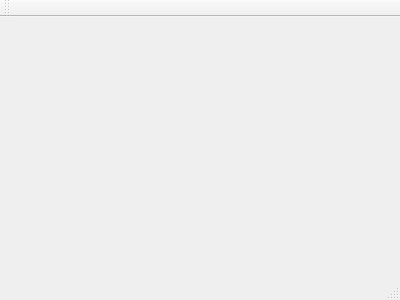
The window that src/mainwindow.ui (openfiber/OpenFiber) describes before a commit, drawn with Qt 5.
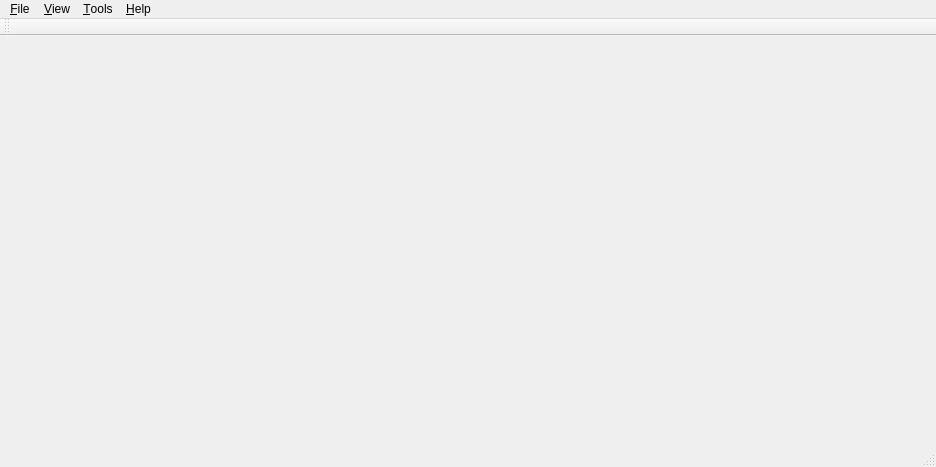
The same window after the commit. Icons and pictures are not drawn.

Diff of the .ui file:
```diff
--- a/src/mainwindow.ui
+++ b/src/mainwindow.ui
@@ -6,8 +6,8 @@
    <rect>
     <x>0</x>
     <y>0</y>
-    <width>400</width>
-    <height>300</height>
+    <width>936</width>
+    <height>467</height>
    </rect>
   </property>
   <property name="windowTitle">
@@ -19,10 +19,59 @@
     <rect>
      <x>0</x>
      <y>0</y>
-     <width>400</width>
+     <width>936</width>
      <height>25</height>
     </rect>
    </property>
+   <widget class="QMenu" name="menuFile">
+    <property name="title">
+     <string>&amp;File</string>
+    </property>
+    <addaction name="actionExit"/>
+   </widget>
+   <widget class="QMenu" name="menuTools">
+    <property name="title">
+     <string>&amp;Tools</string>
+    </property>
+    <widget class="QMenu" name="menuLanguage">
+     <property name="title">
+      <string>&amp;Language</string>
+     </property>
+     <property name="icon">
+      <iconset resource="../res/ui.qrc">
+       <normaloff>:/oxygen/categories/applications-education-language.png</normaloff>:/oxygen/categories/applications-education-language.png</iconset>
+     </property>
+     <addaction name="actionSystem"/>
+     <addaction name="separator"/>
+     <addaction name="actionEnglish"/>
+     <addaction name="actionRussian"/>
+    </widget>
+    <addaction name="menuLanguage"/>
+    <addaction name="separator"/>
+    <addaction name="actionResetAll"/>
+   </widget>
+   <widget class="QMenu" name="menuHelp">
+    <property name="title">
+     <string>&amp;Help</string>
+    </property>
+    <addaction name="actionHelp"/>
+    <addaction name="separator"/>
+    <addaction name="actionHomePage"/>
+    <addaction name="separator"/>
+    <addaction name="actionAbout"/>
+   </widget>
+   <widget class="QMenu" name="menuView">
+    <property name="title">
+     <string>&amp;View</string>
+    </property>
+    <addaction name="actionStatusBar"/>
+    <addaction name="separator"/>
+    <addaction name="actionFullScreen"/>
+   </widget>
+   <addaction name="menuFile"/>
+   <addaction name="menuView"/>
+   <addaction name="menuTools"/>
+   <addaction name="menuHelp"/>
   </widget>
   <widget class="QToolBar" name="mainToolBar">
    <attribute name="toolBarArea">
```
Left out of the diff: 144 changed lines with no effect on the pictures.
